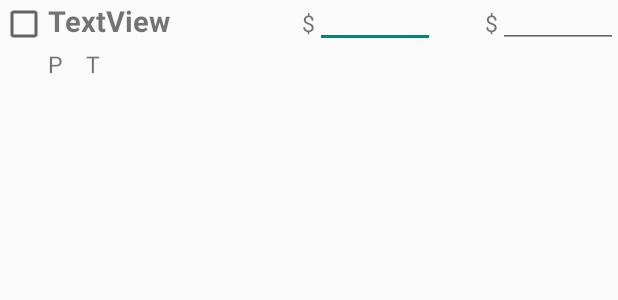
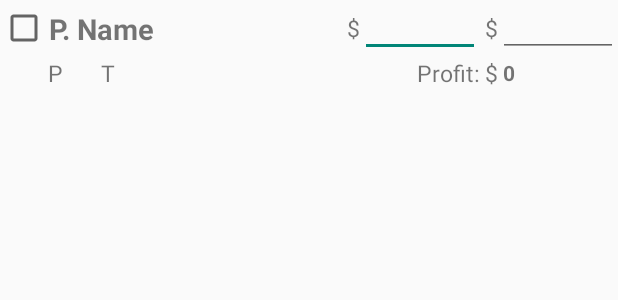
Before and after one commit to jessefulcher05/HUT-Collection-App, an Android app: the layout player_row.xml on its own in the app's theme, with its tools: preview values and no code run, on a phone screen of 412 x 824 dp. Shown: the top 300 px of the screen. Run offline under Robolectric (Android 15) with nearby library versions, the phone set to English and light mode, and no system bars.

Commit message:
Added functionality for calculating profit on items and total.

```diff
--- a/app/src/main/java/com/example/jesse/hutcollectionapp_final/PlayerListViewAdapter.java
+++ b/app/src/main/java/com/example/jesse/hutcollectionapp_final/PlayerListViewAdapter.java
@@ -2,8 +2,10 @@ package com.example.jesse.hutcollectionapp_final;
 
 import android.app.Activity;
 import android.content.Context;
+import android.graphics.Color;
 import android.text.Editable;
 import android.text.TextWatcher;
+import android.view.KeyEvent;
 import android.view.LayoutInflater;
 import android.view.View;
 import android.view.ViewGroup;
@@ -58,7 +60,6 @@ public class PlayerListViewAdapter extends ArrayAdapter {
         //sets text watcher to this Edit Text
         pricePaidValue.addTextChangedListener(new pricePaidTextWatcher(convertView, position));
 
-
         //inserts price sold into
         EditText priceSoldValue = (EditText) convertView.findViewById(R.id.priceSold);
         //converts to string and sets value
@@ -99,6 +100,25 @@ public class PlayerListViewAdapter extends ArrayAdapter {
             }
         });
 
+        //gets the text view with profit
+        TextView tvProfit = (TextView)convertView.findViewById(R.id.textViewProfitAmount);
+
+        //gets price paid & sold value at this position
+        int priceSoldInt = playerItems.get(position).getPriceSold();
+        int pricePaidInt = playerItems.get(position).getPricePaid();
+        //gets profit w/ math
+        int profit = priceSoldInt - pricePaidInt;
+
+        //sets profit
+        tvProfit.setText("" + profit);
+        if(profit > 0)
+        {
+            tvProfit.setTextColor(Color.parseColor("#039603"));
+        }
+        else if(profit < 0)
+        {
+            tvProfit.setTextColor(Color.RED);
+        }
 
         return convertView;
 
--- a/app/src/main/java/com/example/jesse/hutcollectionapp_final/TeamCheckList.java
+++ b/app/src/main/java/com/example/jesse/hutcollectionapp_final/TeamCheckList.java
@@ -3,6 +3,8 @@ package com.example.jesse.hutcollectionapp_final;
 import android.app.AlertDialog;
 import android.content.Context;
 import android.content.DialogInterface;
+import android.content.Intent;
+import android.graphics.Color;
 import android.os.Bundle;
 import android.support.v7.app.ActionBarActivity;
 import android.view.Menu;
@@ -83,6 +85,11 @@ public class TeamCheckList extends ActionBarActivity {
                 InputMethodManager inputManager = (InputMethodManager)
                         getSystemService(Context.INPUT_METHOD_SERVICE);
 
+                //update profits
+                Intent intent = getIntent();
+                finish();
+                startActivity(intent);
+
                 //displays message telling users its been updated
                 Context context = getApplicationContext();
                 Toast.makeText(context, "Changes Saved", Toast.LENGTH_SHORT).show();
@@ -111,10 +118,32 @@ public class TeamCheckList extends ActionBarActivity {
             getSupportActionBar().setHomeAsUpIndicator(R.drawable.flames);
         }
 
+        //gets totalProfit lable
+        TextView totalProfitValueLabel = (TextView)findViewById(R.id.profitValue);
+        int totalProfit=0;
+        //loops through all prices paid and prices sold to get total profit
+        for(int i = 0;i<adapter.playerItems.size();i++)
+        {
+            int newPricePaid = adapter.playerItems.get(i).pricePaid;
+            int newPriceSold = adapter.playerItems.get(i).priceSold;
 
+            int profit = newPriceSold - newPricePaid;
+            totalProfit += profit;
+        }
+
+        //color of profit
+        if(totalProfit > 0)
+        {
+            totalProfitValueLabel.setTextColor(Color.parseColor("#039603"));
+        }
+        else if(totalProfit < 0)
+        {
+            totalProfitValueLabel.setTextColor(Color.RED);
+        }
+
+        //sets it variable totalProfit from adapter
+        totalProfitValueLabel.setText("" + totalProfit);
     }
-
-
 
     //method that checks if data has been saved and returns status
     public Boolean checkForSave(){
--- a/app/src/main/res/layout/activity_team_check_list.xml
+++ b/app/src/main/res/layout/activity_team_check_list.xml
@@ -7,7 +7,7 @@
     android:paddingLeft="@dimen/activity_horizontal_margin"
     android:paddingRight="@dimen/activity_horizontal_margin"
     android:paddingTop="@dimen/activity_vertical_margin"
-    android:paddingBottom="@dimen/activity_vertical_margin"
+    android:paddingBottom="5dp"
 
     tools:context="com.example.jesse.hidebuttonproject.TeamCheckList">
 
@@ -39,16 +39,48 @@
         android:id="@+id/listView1"
         android:layout_width="match_parent"
         android:layout_height="wrap_content"
-        android:layout_above="@+id/buttonSave"
+        android:layout_above="@+id/footer"
         android:layout_below="@+id/PriceSold">
     </ListView>
 
-    <Button
-        android:layout_width="wrap_content"
-        android:layout_height="wrap_content"
-        android:text="Save"
-        android:id="@+id/buttonSave"
-        android:layout_alignParentBottom="true"
-        android:layout_centerHorizontal="true"></Button>
+    <RelativeLayout
+        android:layout_width="fill_parent"
+        android:layout_height="50dp"
+        android:id="@+id/footer"
+        android:layout_alignParentBottom="true">
+
+        <Button
+            android:layout_width="wrap_content"
+            android:layout_height="wrap_content"
+            android:text="Save and Update"
+            android:id="@+id/buttonSave"
+            android:layout_alignParentTop="true"
+            android:layout_alignParentLeft="true"
+            android:layout_alignParentStart="true" />
+
+        <TextView
+            android:layout_width="wrap_content"
+            android:layout_height="wrap_content"
+            android:text="Total Profit: $ "
+            android:id="@+id/profitLable"
+            android:layout_marginLeft="33dp"
+            android:layout_marginStart="33dp"
+            android:layout_alignBaseline="@+id/buttonSave"
+            android:layout_alignBottom="@+id/buttonSave"
+            android:layout_toRightOf="@+id/buttonSave"
+            android:layout_toEndOf="@+id/buttonSave" />
+
+        <TextView
+            android:layout_width="wrap_content"
+            android:layout_height="wrap_content"
+            android:text="0"
+            android:id="@+id/profitValue"
+            android:textStyle="bold"
+            android:layout_alignBaseline="@+id/profitLable"
+            android:layout_alignBottom="@+id/profitLable"
+            android:layout_toRightOf="@+id/profitLable"
+            android:layout_toEndOf="@+id/profitLable" />
+
+    </RelativeLayout>
 
 </RelativeLayout>
--- a/app/src/main/res/layout/player_row.xml
+++ b/app/src/main/res/layout/player_row.xml
@@ -1,12 +1,14 @@
 <?xml version="1.0" encoding="utf-8"?>
 <RelativeLayout xmlns:android="http://schemas.android.com/apk/res/android"
     android:layout_height="fill_parent"
-    android:layout_width="fill_parent">
+    android:layout_width="fill_parent"
+    android:layout_marginBottom="5dp">
 
     <CheckBox
         android:id="@+id/checkBox1"
         android:layout_width="wrap_content"
-        android:layout_height="wrap_content"
+        android:layout_height="38dp"
+        android:gravity="center"
         android:text=""
         android:layout_alignParentTop="true"
         android:layout_alignParentLeft="true"
@@ -15,104 +17,141 @@
     <TextView
         android:id="@+id/textView1"
         android:layout_width="wrap_content"
-        android:layout_height="wrap_content"
-        android:text="TextView"
-        android:textSize="19dp"
-        android:paddingRight="15dp"
+        android:layout_height="38dp"
+        android:text="P. Name"
+        android:textSize="19sp"
+        android:gravity="center"
+        android:layout_gravity="fill"
         android:textIsSelectable="false"
         android:textStyle="bold"
-        android:layout_alignBaseline="@+id/checkBox1"
-        android:layout_alignBottom="@+id/checkBox1"
         android:layout_toRightOf="@+id/checkBox1"
         android:layout_toEndOf="@+id/checkBox1"
         android:scrollHorizontally="true"
         android:ellipsize="end"
-        android:maxLines="1"/>
+        android:maxLines="1"
+        android:layout_alignBottom="@+id/checkBox1"
+        android:layout_alignParentTop="true" />
+
+    <TextView
+        android:layout_width="wrap_content"
+        android:layout_height="38dp"
+        android:text="@string/Money_Sign"
+        android:textSize="15sp"
+        android:id="@+id/textViewMoneySign1"
+        android:gravity="center"
+
+        android:layout_alignParentTop="true"
+        android:layout_toLeftOf="@+id/pricePaid"
+        android:layout_toStartOf="@+id/pricePaid"
+        android:layout_alignBottom="@+id/pricePaid" />
+
+    <EditText
+        android:layout_width="wrap_content"
+        android:layout_height="38dp"
+        android:inputType="number"
+        android:ems="4"
+        android:textSize="17sp"
+        android:maxLength="7"
+        android:id="@+id/pricePaid"
+        android:imeOptions="actionDone"
+        android:selectAllOnFocus="true"
+        android:gravity="start|center"
+        android:layout_marginEnd="3dp"
+        android:layout_marginRight="3dp"
+        android:layout_alignParentTop="true"
+        android:layout_toLeftOf="@+id/textViewMoneySign2"
+        android:layout_toStartOf="@+id/textViewMoneySign2" />
+
+    <TextView
+        android:layout_width="wrap_content"
+        android:layout_height="38dp"
+        android:text="@string/Money_Sign"
+        android:textSize="15sp"
+        android:id="@+id/textViewMoneySign2"
+        android:gravity="center"
+        android:layout_alignParentTop="true"
+        android:layout_toLeftOf="@+id/priceSold"
+        android:layout_toStartOf="@+id/priceSold"
+        android:layout_alignBottom="@+id/priceSold" />
+
+    <EditText
+        android:layout_width="wrap_content"
+        android:layout_height="38dp"
+        android:inputType="number"
+        android:ems="4"
+        android:textSize="17sp"
+        android:maxLength="7"
+        android:id="@+id/priceSold"
+        android:imeOptions="actionDone"
+        android:gravity="start|center"
+        android:selectAllOnFocus="true"
+        android:layout_alignParentTop="true"
+        android:layout_alignParentRight="true"
+        android:layout_alignParentEnd="true" />
+
+    <TextView
+        android:id="@+id/textPosition"
+        android:layout_width="35dp"
+        android:layout_height="wrap_content"
+        android:textSize="15sp"
+        android:text="P"
+        android:gravity="start|center"
+        android:layout_toRightOf="@+id/checkBox1"
+        android:layout_toEndOf="@+id/checkBox1"
+        android:layout_below="@+id/checkBox1" />
+
+    <TextView
+        android:id="@+id/textType"
+        android:layout_width="40dp"
+        android:layout_height="wrap_content"
+        android:textSize="15sp"
+        android:text="T"
+        android:gravity="start|center"
+        android:layout_toRightOf="@+id/textPosition"
+        android:layout_toEndOf="@+id/textPosition"
+        android:layout_below="@+id/textView1"
+        android:layout_alignBottom="@+id/textPosition" />
 
     <TextView
         android:layout_width="wrap_content"
         android:layout_height="wrap_content"
-        android:text="$"
-        android:textSize="15dp"
-        android:id="@+id/textViewMoneySign1"
-        android:editable="false"
-        android:layout_column="3"
-        android:layout_alignBaseline="@+id/textView1"
-        android:layout_alignBottom="@+id/textView1"
-        android:layout_centerHorizontal="true" />
+        android:text="Profit:"
+        android:id="@+id/textViewProfitLable"
+        android:gravity="center"
 
-    <EditText
-        android:layout_width="wrap_content"
-        android:layout_height="wrap_content"
-        android:inputType="number"
-        android:ems="4"
-        android:textSize="17dp"
-        android:maxLength="7"
-        android:id="@+id/pricePaid"
-        android:layout_weight="1"
-        android:paddingRight="15dp"
-        android:layout_column="5"
-        android:layout_alignBottom="@+id/priceSold"
-        android:layout_toRightOf="@+id/textViewMoneySign1"
-        android:layout_toEndOf="@+id/textViewMoneySign1"
-        android:imeOptions="actionDone"
-        android:selectAllOnFocus="true"/>
+        android:textSize="15sp"
+        android:layout_alignRight="@+id/pricePaid"
+        android:layout_alignEnd="@+id/pricePaid"
+        android:layout_below="@+id/pricePaid"
+        android:layout_alignBottom="@+id/textType" />
 
     <TextView
-        android:layout_width="wrap_content"
+        android:layout_width="75dp"
         android:layout_height="wrap_content"
-        android:text="$"
-        android:textSize="15dp"
-        android:id="@+id/textViewMoneySign2"
-        android:editable="false"
-        android:layout_column="20"
-        android:layout_alignBaseline="@+id/textViewMoneySign1"
-        android:layout_alignBottom="@+id/textViewMoneySign1"
-        android:layout_toLeftOf="@+id/priceSold"
-        android:layout_toStartOf="@+id/priceSold" />
-
-    <EditText
-        android:layout_width="wrap_content"
-        android:layout_height="wrap_content"
-        android:inputType="number"
-        android:ems="4"
-        android:textSize="17dp"
-        android:maxLength="7"
-        android:id="@+id/priceSold"
-        android:layout_weight="1"
-        android:layout_column="29"
-        android:layout_above="@+id/textType"
-        android:layout_alignParentRight="true"
-        android:layout_alignParentEnd="true"
-        android:imeOptions="actionDone"
-        android:selectAllOnFocus="true"/>
+        android:gravity="start|center"
+        android:layout_marginLeft="3dp"
+        android:layout_marginStart="3dp"
+        android:textStyle="bold"
+        android:text="0"
+        android:id="@+id/textViewProfitAmount"
+        android:layout_alignLeft="@+id/priceSold"
+        android:layout_alignStart="@+id/priceSold"
+        android:layout_below="@+id/priceSold"
+        android:layout_alignBottom="@+id/textViewMoneySign3" />
 
     <TextView
-        android:id="@+id/textPosition"
-        android:layout_width="wrap_content"
+        android:layout_width="12dp"
         android:layout_height="wrap_content"
-        android:textSize="15dp"
-        android:text="P"
-        android:paddingRight="15dp"
-        android:layout_column="1"
-        android:layout_below="@+id/checkBox1"
-        android:layout_toRightOf="@+id/checkBox1"
-        android:layout_toEndOf="@+id/checkBox1" />
-
-    <TextView
-        android:id="@+id/textType"
-        android:layout_width="wrap_content"
-        android:layout_height="wrap_content"
-        android:textSize="15dp"
-        android:text="T"
-        android:paddingRight="15dp"
-        android:layout_column="3"
-        android:layout_alignBaseline="@+id/textPosition"
-        android:layout_alignBottom="@+id/textPosition"
-        android:layout_toRightOf="@+id/textPosition"
-        android:layout_toEndOf="@+id/textPosition" />
-
-
+        android:text="@string/Money_Sign"
+        android:textSize="15sp"
+        android:id="@+id/textViewMoneySign3"
+        android:gravity="center"
+        android:layout_toRightOf="@+id/pricePaid"
+        android:layout_toEndOf="@+id/pricePaid"
+        android:layout_alignRight="@+id/textViewMoneySign2"
+        android:layout_alignEnd="@+id/textViewMoneySign2"
+        android:layout_below="@+id/textViewMoneySign2"
+        android:layout_alignBottom="@+id/textViewProfitLable" />
 
 
 </RelativeLayout>
--- a/app/src/main/res/values/strings.xml
+++ b/app/src/main/res/values/strings.xml
@@ -6,5 +6,6 @@
     <string name="action_settings">Settings</string>
     <string name="title_activity_league_team_list_view">LeagueTeamListView</string>
     <string name="title_activity_team_check_list">TeamCheckList</string>
+    <string name="Money_Sign">$</string>
 
 </resources>
```
